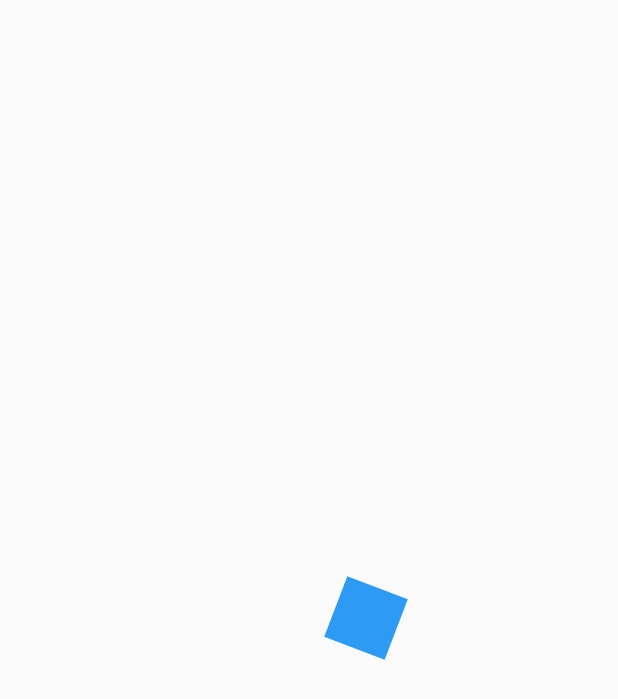
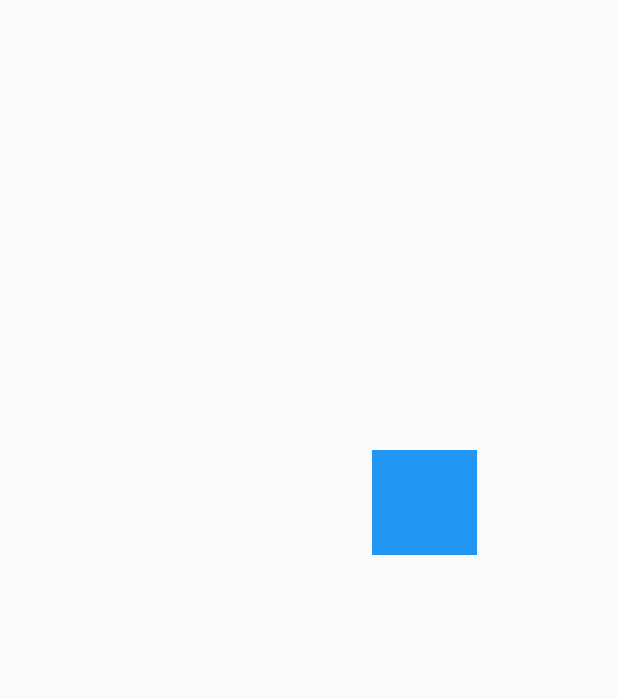
Before and after one commit to VictorHugoAguilar/disenios_animaciones_flutter, a Flutter app: the first screen one second after launch, on a phone screen of 412 x 824 dp. Shown: the top 699 px of the screen. Run offline on Flutter 3.47's test engine with Material 2 defaults, Android fonts, the phone set to English and light mode, and no system bars.

Commit message:
reto animacion

```diff
--- a/lib/main.dart
+++ b/lib/main.dart
@@ -1,4 +1,5 @@
 import 'package:app_backgrounds_customs/src/pages/animaciones_page.dart';
+import 'package:app_backgrounds_customs/src/retos/cuadrado_animado_page.dart';
 import 'package:flutter/material.dart';
 
 void main() {
@@ -12,7 +13,7 @@ class MyApp extends StatelessWidget {
     return MaterialApp(
       debugShowCheckedModeBanner: false,
       title: 'Diseños de BackGrouds',
-      home: AnimacionesPage(),
+      home: CuadradoAnimadoPage(),
     );
   }
 }
--- a/lib/src/pages/animaciones_page.dart
+++ b/lib/src/pages/animaciones_page.dart
@@ -22,7 +22,10 @@ class _CuadradoAnimadoState extends State<CuadradoAnimado>
   // propiedades
   AnimationController animationController;
   Animation<double> animationRotation;
+
   Animation<double> animationOpacity;
+  Animation<double> animationOpacityOut;
+
   Animation<double> animationMove;
   Animation<double> animationScale;
 
@@ -50,8 +53,20 @@ class _CuadradoAnimadoState extends State<CuadradoAnimado>
         // curve: Curves.easeOut,
         curve: Interval(
           0,
-          0.25,
+          0.75,
           curve: Curves.easeOut,
+        ),
+      ),
+    );
+
+    animationOpacityOut = Tween(begin: 0.0, end: 1.0).animate(
+      CurvedAnimation(
+        parent: animationController,
+        // curve: Curves.easeOut,
+        curve: Interval(
+          0.75,
+          1,
+          curve: Curves.fastOutSlowIn,
         ),
       ),
     );
@@ -110,7 +125,7 @@ class _CuadradoAnimadoState extends State<CuadradoAnimado>
             child: Transform.rotate(
               angle: animationRotation.value,
               child: Opacity(
-                opacity: animationOpacity.value,
+                opacity: animationOpacity.value - animationOpacityOut.value,
                 child: childRectangulo,
               ),
             ),
--- /dev/null
+++ b/lib/src/retos/cuadrado_animado_page.dart
@@ -0,0 +1,102 @@
+import 'package:flutter/material.dart';
+
+class CuadradoAnimadoPage extends StatelessWidget {
+  @override
+  Widget build(BuildContext context) {
+    return Scaffold(
+      body: Container(
+        margin: EdgeInsets.only(top: 300, left: 60),
+        child: _CuadradoAnimado(),
+      ),
+    );
+  }
+}
+
+class _CuadradoAnimado extends StatefulWidget {
+  @override
+  __CuadradoAnimadoState createState() => __CuadradoAnimadoState();
+}
+
+class __CuadradoAnimadoState extends State<_CuadradoAnimado>
+    with SingleTickerProviderStateMixin {
+  //
+  AnimationController controller;
+  // Animaciones
+  Animation<double> moverDerecha;
+  Animation<double> moverArriba;
+  Animation<double> moverIzquierda;
+  Animation<double> moverAbajo;
+
+  @override
+  void initState() {
+    super.initState();
+
+    controller = AnimationController(
+        vsync: this, duration: Duration(milliseconds: 4000));
+
+    moverDerecha = Tween(begin: 0.0, end: 200.0).animate(CurvedAnimation(
+      parent: controller,
+      curve: Interval(0, 0.25, curve: Curves.bounceOut),
+    ));
+
+    moverArriba = Tween(begin: 0.0, end: -200.0).animate(CurvedAnimation(
+      parent: controller,
+      curve: Interval(0.25, 0.50, curve: Curves.bounceOut),
+    ));
+
+    moverIzquierda = Tween(begin: 0.0, end: -200.0).animate(CurvedAnimation(
+      parent: controller,
+      curve: Interval(0.5, 0.75, curve: Curves.bounceOut),
+    ));
+
+    moverAbajo = Tween(begin: 0.0, end: 200.0).animate(CurvedAnimation(
+      parent: controller,
+      curve: Interval(0.75, 1.0, curve: Curves.bounceOut),
+    ));
+
+    controller.addListener(() {
+      // print('Status: $controller.status ');
+
+      if (controller.status == AnimationStatus.completed) {
+        // animationController.reverse();
+        // controller.reset();
+        controller.repeat();
+      }
+    });
+  }
+
+  @override
+  void dispose() {
+    super.dispose();
+    controller.dispose();
+  }
+
+  @override
+  Widget build(BuildContext context) {
+    // play
+    controller.forward();
+
+    return AnimatedBuilder(
+      animation: controller,
+      child: _Rectangulo(),
+      builder: (BuildContext context, Widget child) {
+        return Transform.translate(
+          offset: Offset(moverDerecha.value + moverIzquierda.value,
+              moverArriba.value + moverAbajo.value),
+          child: child,
+        );
+      },
+    );
+  }
+}
+
+class _Rectangulo extends StatelessWidget {
+  @override
+  Widget build(BuildContext context) {
+    return Container(
+      width: 70,
+      height: 70,
+      decoration: BoxDecoration(color: Colors.blue),
+    );
+  }
+}
```
